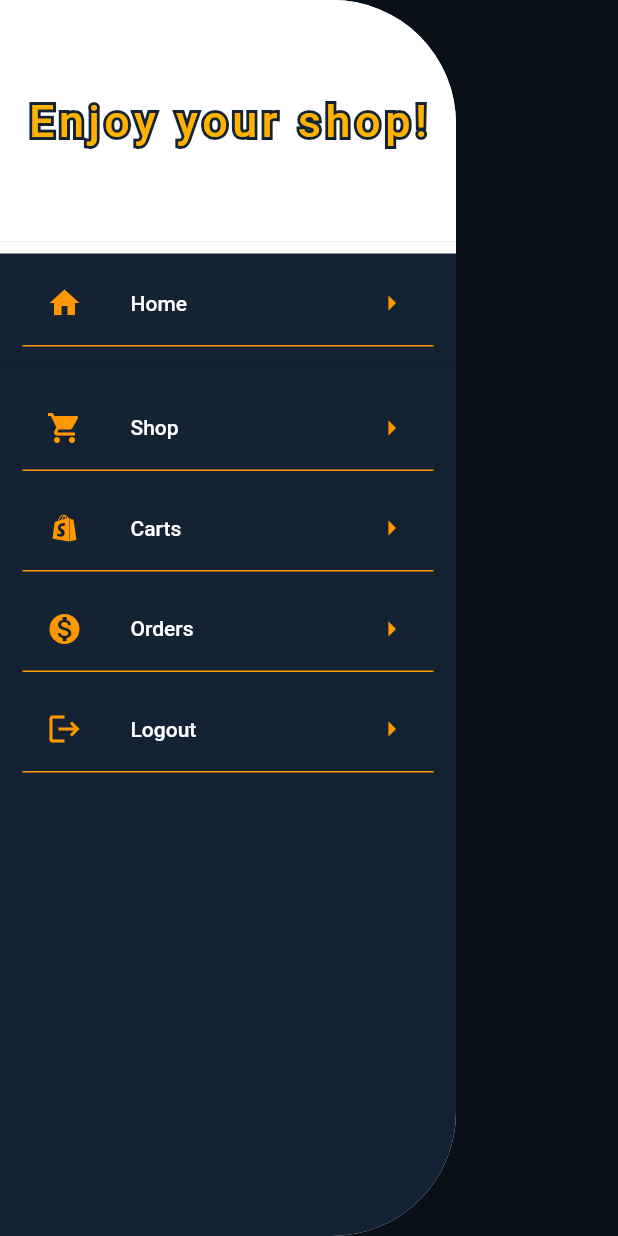
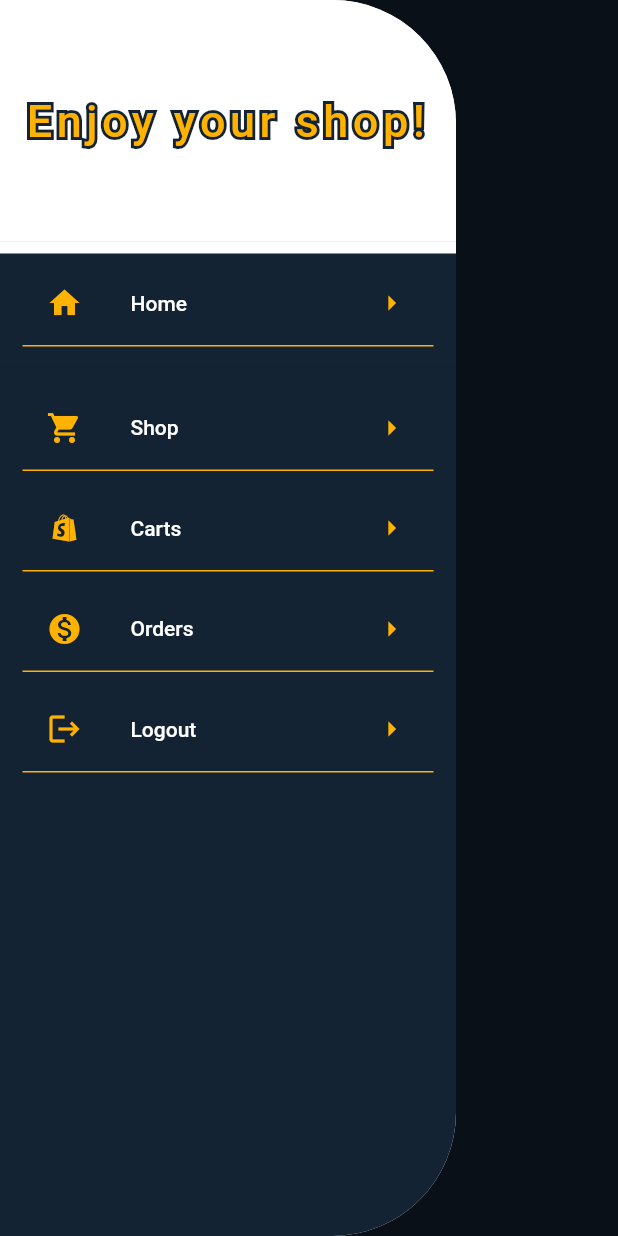
Before and after one commit to sina-karimi-93/EShop, a Flutter app: the ShopScreen screen opened by its route, with the side drawer open, on a phone screen of 412 x 824 dp. Run offline on Flutter 3.47's test engine with Material 2 defaults, Android fonts, the phone set to English and light mode, and no system bars; network calls fail.

Commit message:
Change app style in Flutter

```diff
--- a/Frontend/mobile_version/lib/main.dart
+++ b/Frontend/mobile_version/lib/main.dart
@@ -32,7 +32,7 @@ class MyApp extends StatelessWidget {
         theme: theme.copyWith(
           colorScheme: theme.colorScheme.copyWith(
             primary: const Color.fromRGBO(20, 35, 51, 1),
-            secondary: Colors.deepOrange,
+            secondary: Colors.amber[600],
           ),
         ),
         initialRoute: AuthScreen.routeName,
--- a/Frontend/mobile_version/lib/screens/product_detail_screen/product_detail_screen.dart
+++ b/Frontend/mobile_version/lib/screens/product_detail_screen/product_detail_screen.dart
@@ -282,7 +282,10 @@ class _ProductDetailScreenState extends State<ProductDetailScreen> {
       ),
       floatingActionButton: FloatingActionButton(
         onPressed: _addToCard,
-        child: const Icon(shopping_cart),
+        child: Icon(
+          shopping_cart,
+          color: Theme.of(context).colorScheme.primary,
+        ),
       ),
     );
   }
--- a/Frontend/mobile_version/lib/widgets/card_items_count_badge.dart
+++ b/Frontend/mobile_version/lib/widgets/card_items_count_badge.dart
@@ -29,10 +29,10 @@ class CardItemsCountBadge extends StatelessWidget {
           child: CircleAvatar(
             backgroundColor: Theme.of(context).colorScheme.secondary,
             maxRadius: 10,
-            child: const Text(
+            child: Text(
               "12",
               style: TextStyle(
-                color: Colors.white,
+                color: Theme.of(context).colorScheme.primary,
                 fontSize: 11,
                 fontWeight: FontWeight.bold,
               ),
--- a/Frontend/mobile_version/lib/widgets/fancy_text.dart
+++ b/Frontend/mobile_version/lib/widgets/fancy_text.dart
@@ -21,6 +21,7 @@ class FancyText extends StatelessWidget {
         // Stroked text as border.
         Text(
           text,
+          textAlign: TextAlign.center,
           style: TextStyle(
             letterSpacing: letterSpacing,
             fontSize: fontSize,
@@ -33,6 +34,7 @@ class FancyText extends StatelessWidget {
         // Solid text as fill.
         Text(
           text,
+          textAlign: TextAlign.center,
           style: TextStyle(
             letterSpacing: letterSpacing,
             fontSize: fontSize,
--- a/Frontend/mobile_version/lib/widgets/shop_app_drawer.dart
+++ b/Frontend/mobile_version/lib/widgets/shop_app_drawer.dart
@@ -1,9 +1,12 @@
 import 'package:flutter/material.dart';
 import 'package:mobile_version/Constants/icons.dart';
+import 'package:mobile_version/Models/user.dart';
+import 'package:mobile_version/providers/user_provider.dart';
 import 'package:mobile_version/screens/auth_screen/auth_screen.dart';
 import 'package:mobile_version/screens/cart_screen.dart/cart_screen.dart';
 import 'package:mobile_version/screens/home_screen/home_screen.dart';
 import 'package:mobile_version/screens/shop_screen/shop_screen.dart';
+import 'package:provider/provider.dart';
 import '../widgets/fancy_text.dart';
 
 class ShopAppDrawer extends StatelessWidget {
@@ -61,8 +64,12 @@ class ShopAppDrawer extends StatelessWidget {
                       const DrawerItems(
                           title: "Orders", icon: Icons.monetization_on_sharp),
                       GestureDetector(
-                          onTap: () => Navigator.of(context)
-                              .pushNamed(AuthScreen.routeName),
+                          onTap: () {
+                            Provider.of<UserProvider>(context, listen: false)
+                                .user = "";
+                            Navigator.of(context)
+                                .pushNamed(AuthScreen.routeName);
+                          },
                           child: const DrawerItems(
                               title: "Logout", icon: Icons.logout)),
                     ],
@@ -84,12 +91,14 @@ class CustomDrawerHeader extends StatelessWidget {
 
   @override
   Widget build(BuildContext context) {
+    // final User user = Provider.of<UserProvider>(context).user;
     return DrawerHeader(
       padding: const EdgeInsets.all(0),
       child: Container(
         color: Colors.white,
         child: Center(
           child: FancyText(
+            // text: "Enjoy your shop!\n${user.username}",
             text: "Enjoy your shop!",
             fontSize: 30,
             letterSpacing: 3,
@@ -116,26 +125,26 @@ class DrawerItems extends StatelessWidget {
   Widget build(BuildContext context) {
     return Container(
       margin: const EdgeInsets.symmetric(horizontal: 15, vertical: 5),
-      decoration: const BoxDecoration(
+      decoration: BoxDecoration(
         border: Border(
           bottom: BorderSide(
             // color: Theme.of(context).colorScheme.secondary,
-            color: Colors.orange,
+            color: Theme.of(context).colorScheme.secondary,
           ),
         ),
       ),
       child: ListTile(
         leading: Icon(
           icon,
-          color: Colors.orange,
+          color: Theme.of(context).colorScheme.secondary,
         ),
         title: Text(
           title,
           style: const TextStyle(color: Colors.white),
         ),
-        trailing: const Icon(
+        trailing: Icon(
           Icons.arrow_right,
-          color: Colors.orange,
+          color: Theme.of(context).colorScheme.secondary,
         ),
       ),
     );
```
Also changed, not shown: Frontend/mobile_version/lib/screens/auth_screen/auth_screen.dart (+14 -0 lines), Frontend/mobile_version/lib/screens/shop_screen/category_item.dart (+2 -14 lines), Frontend/mobile_version/lib/screens/shop_screen/product_item.dart (+4 -4 lines).
